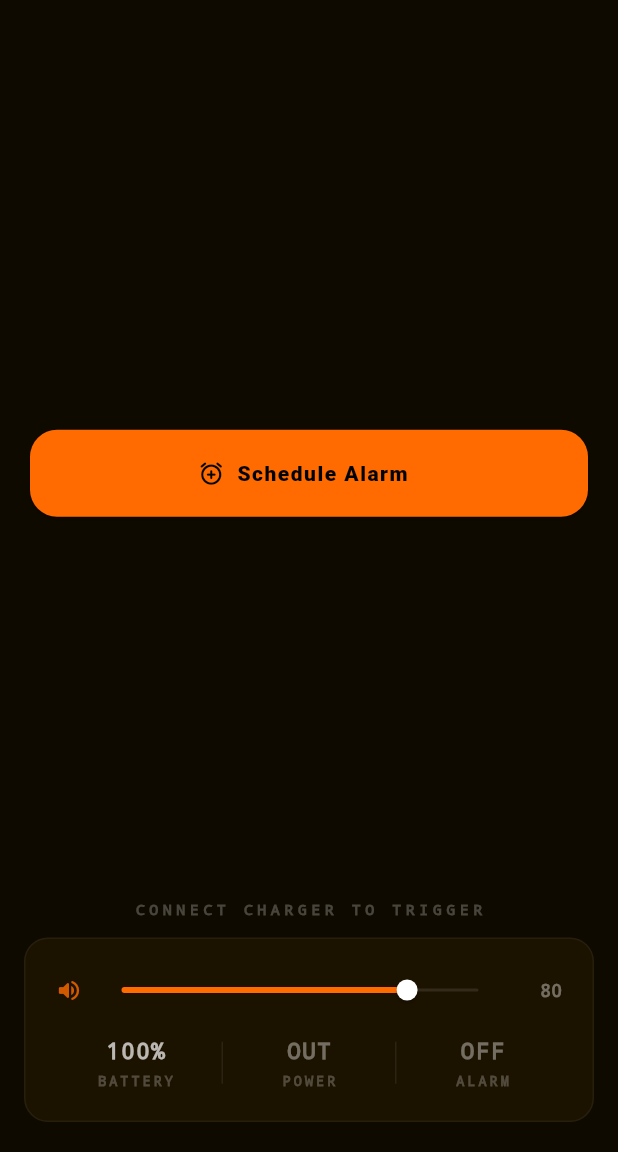
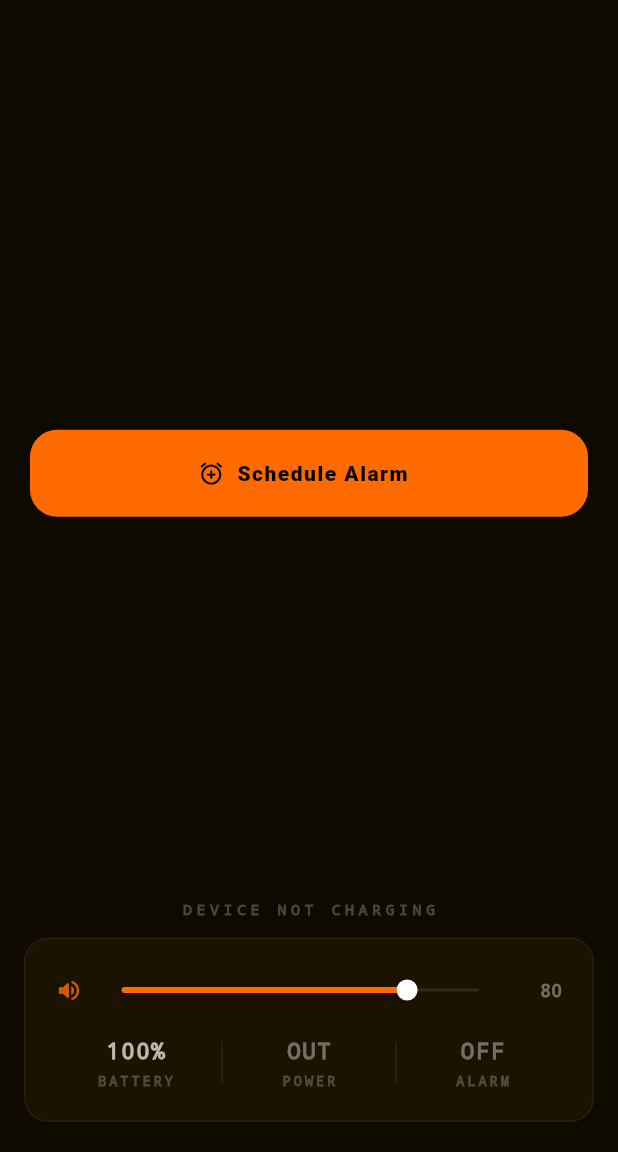
Before and after one commit to Masterboxer/project-blare, a Flutter app: the screen it shows after launch, on a phone screen of 412 x 824 dp, the part 84-1236 px from its top. Run offline on Flutter 3.47's test engine with Material 3 defaults, Android fonts, the phone set to English and light mode, and no system bars; our stand-ins replace battery_plus, just_audio, permission_handler, shared_preferences; missing offline and left inert: android_alarm_manager_plus, flutter_foreground_task, volume_controller; statements that could not run were skipped.

Commit message:
Changed Charging Message

```diff
--- a/lib/main.dart
+++ b/lib/main.dart
@@ -660,7 +660,7 @@ class _AlarmPageState extends State<AlarmPage> with TickerProviderStateMixin {
                       ? 'WAITING FOR CHARGER...'
                       : isCharging
                       ? 'CHARGER CONNECTED'
-                      : 'CONNECT CHARGER TO TRIGGER',
+                      : 'DEVICE NOT CHARGING',
                   key: ValueKey(_alarmTriggered),
                   style: TextStyle(
                     color: _alarmTriggered
```
